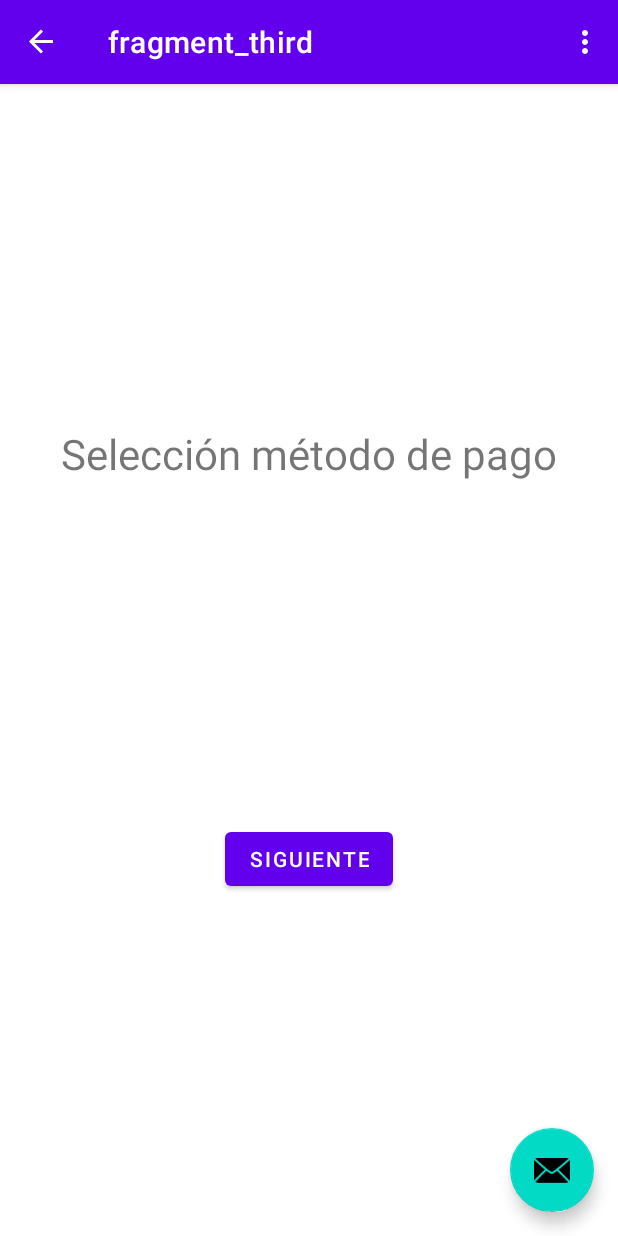
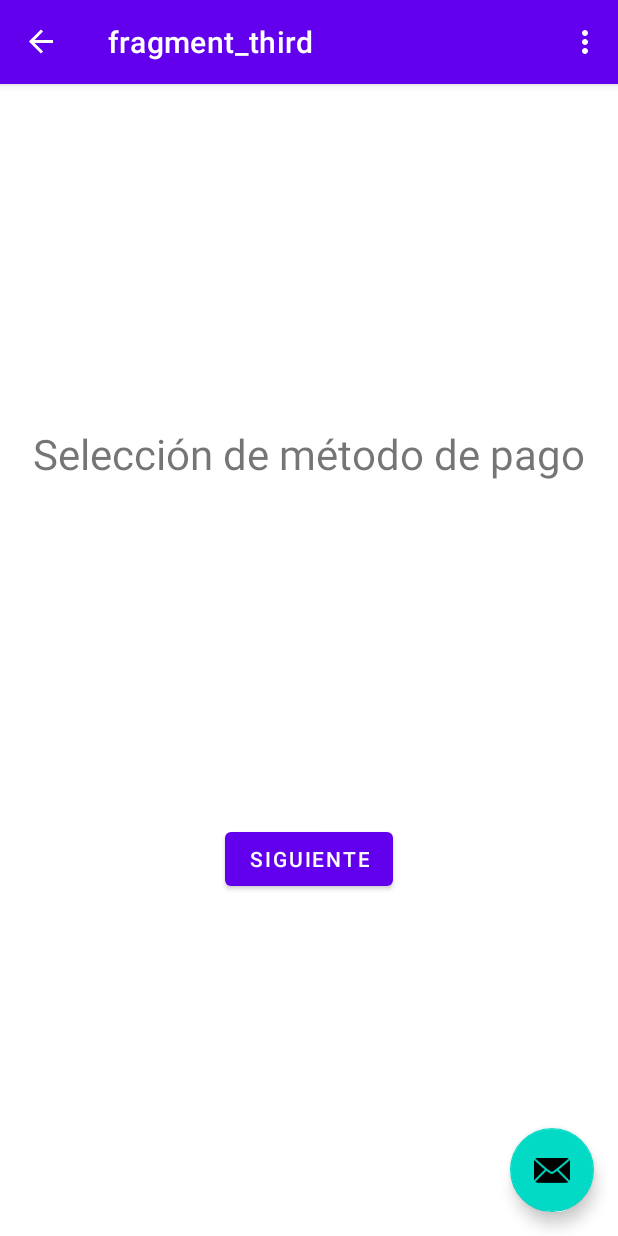
Before and after one commit to danielmera2912/Amazonia, an Android app: the ThirdFragment screen opened through its navigation route, on a phone screen of 412 x 824 dp. Run offline under Robolectric (Android 15) with nearby library versions, the phone set to English and light mode, and no system bars; our stand-ins replace navigation-ui.

```diff
--- a/app/src/main/res/values/strings.xml
+++ b/app/src/main/res/values/strings.xml
@@ -10,7 +10,7 @@
 
     <string name="fragment1">Selección de productos</string>
     <string name="fragment2">Datos de entrega</string>
-    <string name="fragment3">Selección método de pago</string>
+    <string name="fragment3">Selección de método de pago</string>
     <string name="fragment4">Pedido realizado</string>
     <string name="fragment5">Error en pago</string>
     <!-- TODO: Remove or change this placeholder text -->
```
